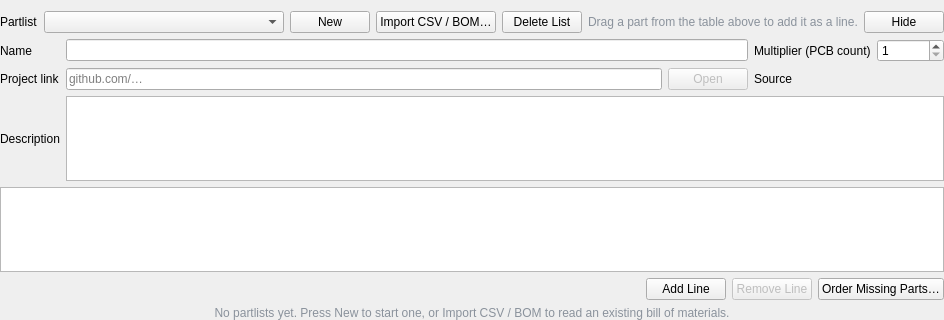
KROIA/PartManager, file examples/PartManagerApp/src/widgets/PartManager_PartlistPanel.ui: the form before one commit.
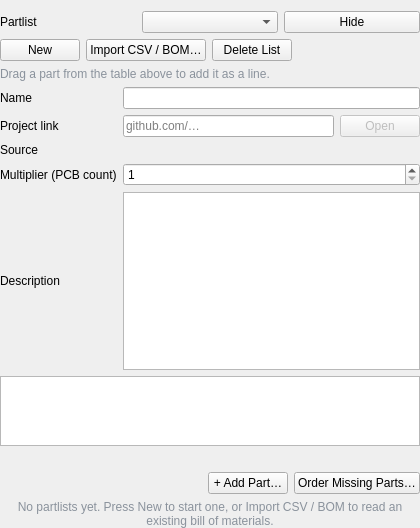
The form after the commit.

Commit message: one part, one line, and a panel that fits beside the browser

```diff
--- a/examples/PartManagerApp/src/widgets/PartManager_PartlistPanel.ui
+++ b/examples/PartManagerApp/src/widgets/PartManager_PartlistPanel.ui
@@ -6,8 +6,8 @@
    <rect>
     <x>0</x>
     <y>0</y>
-    <width>940</width>
-    <height>320</height>
+    <width>420</width>
+    <height>520</height>
    </rect>
   </property>
   <property name="windowTitle">
@@ -24,7 +24,9 @@
     <number>0</number>
    </property>
    <item>
-    <layout class="QHBoxLayout" name="selectorLayout">
+    <layout class="QVBoxLayout" name="selectorLayout">
+     <item>
+      <layout class="QHBoxLayout" name="selectorTopRow">
      <item>
       <widget class="QLabel" name="partlistCaptionLabel">
        <property name="text">
@@ -36,7 +38,7 @@
       <widget class="QComboBox" name="partlistCombo">
        <property name="minimumSize">
         <size>
-         <width>240</width>
+           <width>120</width>
          <height>0</height>
         </size>
        </property>
@@ -46,6 +48,20 @@
       </widget>
      </item>
      <item>
+        <widget class="QPushButton" name="hideButton">
+         <property name="text">
+          <string>Hide</string>
+         </property>
+         <property name="toolTip">
+          <string>Collapses this panel. The Partlists button in the ribbon brings it back.</string>
+         </property>
+        </widget>
+       </item>
+      </layout>
+     </item>
+     <item>
+      <layout class="QHBoxLayout" name="selectorButtonRow">
+       <item>
       <widget class="QPushButton" name="newListButton">
        <property name="text">
         <string>New</string>
@@ -76,42 +92,43 @@
       </widget>
      </item>
      <item>
+        <spacer name="selectorSpacer">
+         <property name="orientation">
+          <enum>Qt::Horizontal</enum>
+         </property>
+         <property name="sizeHint" stdset="0">
+          <size>
+           <width>10</width>
+           <height>20</height>
+          </size>
+         </property>
+        </spacer>
+       </item>
+      </layout>
+     </item>
+     <item>
       <widget class="QLabel" name="dropHintLabel">
        <property name="text">
         <string>Drag a part from the table above to add it as a line.</string>
        </property>
+       <property name="wordWrap">
+        <bool>true</bool>
+       </property>
        <property name="styleSheet">
         <string notr="true">color: #8a929c;</string>
        </property>
       </widget>
      </item>
-     <item>
-      <spacer name="selectorSpacer">
-       <property name="orientation">
-        <enum>Qt::Horizontal</enum>
-       </property>
-       <property name="sizeHint" stdset="0">
-        <size>
-         <width>40</width>
-         <height>20</height>
-        </size>
-       </property>
-      </spacer>
-     </item>
-     <item>
-      <widget class="QPushButton" name="hideButton">
-       <property name="text">
-        <string>Hide</string>
-       </property>
-       <property name="toolTip">
-        <string>Collapses this panel. The Partlists button in the ribbon brings it back.</string>
-       </property>
-      </widget>
-     </item>
     </layout>
    </item>
    <item>
     <widget class="QWidget" name="bodyWidget" native="true">
+     <property name="sizePolicy">
+      <sizepolicy hsizetype="Preferred" vsizetype="Expanding">
+       <horstretch>0</horstretch>
+       <verstretch>1</verstretch>
+      </sizepolicy>
+     </property>
      <layout class="QVBoxLayout" name="bodyLayout">
       <property name="leftMargin">
        <number>0</number>
@@ -127,6 +144,12 @@
       </property>
       <item>
        <widget class="QWidget" name="headerGroup" native="true">
+        <property name="sizePolicy">
+         <sizepolicy hsizetype="Preferred" vsizetype="Fixed">
+          <horstretch>0</horstretch>
+          <verstretch>0</verstretch>
+         </sizepolicy>
+        </property>
         <layout class="QGridLayout" name="headerLayout">
          <property name="leftMargin">
           <number>0</number>
@@ -150,7 +173,7 @@
          <item row="0" column="1">
           <widget class="QLineEdit" name="nameEdit"/>
          </item>
-         <item row="0" column="2">
+         <item row="3" column="0">
           <widget class="QLabel" name="multiplierLabel">
            <property name="text">
             <string>Multiplier (PCB count)</string>
@@ -160,7 +183,7 @@
            </property>
           </widget>
          </item>
-         <item row="0" column="3">
+         <item row="3" column="1">
           <widget class="QSpinBox" name="multiplierSpin">
            <property name="minimum">
             <number>1</number>
@@ -201,28 +224,28 @@
            </item>
           </layout>
          </item>
-         <item row="1" column="2">
+         <item row="2" column="0">
           <widget class="QLabel" name="sourceCaptionLabel">
            <property name="text">
             <string>Source</string>
            </property>
           </widget>
          </item>
-         <item row="1" column="3">
+         <item row="2" column="1">
           <widget class="QLabel" name="sourceLabel">
            <property name="text">
             <string notr="true"/>
            </property>
           </widget>
          </item>
-         <item row="2" column="0">
+         <item row="4" column="0">
           <widget class="QLabel" name="descriptionLabel">
            <property name="text">
             <string>Description</string>
            </property>
           </widget>
          </item>
-         <item row="2" column="1" colspan="3">
+         <item row="4" column="1">
           <widget class="QPlainTextEdit" name="descriptionEdit">
            <property name="maximumHeight">
             <number>48</number>
@@ -249,7 +272,7 @@
        </widget>
       </item>
       <item>
-       <layout class="QHBoxLayout" name="footerLayout">
+       <layout class="QVBoxLayout" name="footerLayout">
         <item>
          <widget class="QLabel" name="statusLabel">
           <property name="text">
@@ -261,13 +284,15 @@
          </widget>
         </item>
         <item>
+         <layout class="QHBoxLayout" name="footerButtonRow">
+        <item>
          <spacer name="footerSpacer">
           <property name="orientation">
            <enum>Qt::Horizontal</enum>
           </property>
           <property name="sizeHint" stdset="0">
            <size>
-            <width>40</width>
+            <width>10</width>
             <height>20</height>
            </size>
           </property>
@@ -276,17 +301,10 @@
         <item>
          <widget class="QPushButton" name="addLineButton">
           <property name="text">
-           <string>Add Line</string>
+           <string>+ Add Part…</string>
           </property>
-         </widget>
-        </item>
-        <item>
-         <widget class="QPushButton" name="removeLineButton">
-          <property name="text">
-           <string>Remove Line</string>
-          </property>
-          <property name="enabled">
-           <bool>false</bool>
+          <property name="toolTip">
+           <string>Search the parts in this database and add the one you pick as a line. The same thing dragging a row out of the component browser does.</string>
           </property>
          </widget>
         </item>
@@ -299,6 +317,8 @@
            <string>Compares what this list needs against what is in stock, and raises a draft Mouser order for the difference.</string>
           </property>
          </widget>
+        </item>
+         </layout>
         </item>
        </layout>
       </item>
```
Left out of the diff: 3 changed lines with no effect on the pictures. Lines whose indentation alone changed are shown as unchanged. The commit also changes 17 other files.
